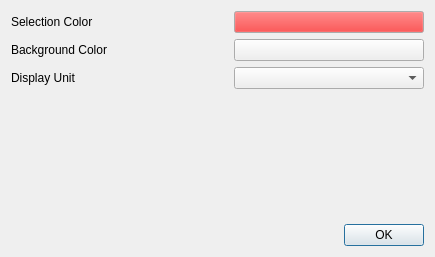
Above: src/preferencesdialog.ui from rockclimb/yasw-debian before the change. Below: the same form after it.
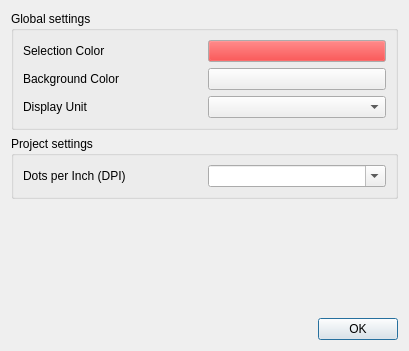
That is the form after the change.

Commit message: - Moved DPI into PreferencesDialog as this is a global project paramaeter needed by different filter. I assume the DPI is the same for the whole project, as the cropped image will always show a page of the same size.

Patch:
```diff
--- a/src/preferencesdialog.ui
+++ b/src/preferencesdialog.ui
@@ -23,28 +23,28 @@
    <rect>
     <x>0</x>
     <y>0</y>
-    <width>435</width>
-    <height>257</height>
+    <width>409</width>
+    <height>351</height>
    </rect>
   </property>
   <property name="windowTitle">
    <string>YASW Preferences</string>
   </property>
-  <layout class="QGridLayout" name="gridLayout_2">
-   <item row="4" column="1">
-    <spacer name="horizontalSpacer">
-     <property name="orientation">
-      <enum>Qt::Horizontal</enum>
+  <layout class="QVBoxLayout" name="verticalLayout">
+   <item>
+    <widget class="QGroupBox" name="groupBox">
+     <property name="title">
+      <string>Global settings</string>
      </property>
-     <property name="sizeHint" stdset="0">
-      <size>
-       <width>114</width>
-       <height>20</height>
-      </size>
-     </property>
-    </spacer>
-   </item>
-   <item row="0" column="2">
+     <layout class="QGridLayout" name="gridLayout">
+      <item row="0" column="0">
+       <widget class="QLabel" name="labelSelectColor">
+        <property name="text">
+         <string>Selection Color</string>
+        </property>
+       </widget>
+      </item>
+      <item row="0" column="1">
     <widget class="QPushButton" name="selectionColorButton">
      <property name="palette">
       <palette>
@@ -88,14 +88,60 @@
      </property>
     </widget>
    </item>
-   <item row="0" column="0" colspan="2">
-    <widget class="QLabel" name="labelSelectColor">
+      <item row="1" column="0">
+       <widget class="QLabel" name="labelBGColor">
      <property name="text">
-      <string>Selection Color</string>
+         <string>Background Color</string>
      </property>
     </widget>
    </item>
-   <item row="3" column="0">
+      <item row="1" column="1">
+       <widget class="QPushButton" name="backgroundColorButton">
+        <property name="text">
+         <string/>
+        </property>
+       </widget>
+      </item>
+      <item row="2" column="0">
+       <widget class="QLabel" name="labelUnit">
+        <property name="text">
+         <string>Display Unit</string>
+        </property>
+       </widget>
+      </item>
+      <item row="2" column="1">
+       <widget class="QComboBox" name="unit"/>
+      </item>
+     </layout>
+    </widget>
+   </item>
+   <item>
+    <widget class="QGroupBox" name="groupBox_2">
+     <property name="title">
+      <string>Project settings</string>
+     </property>
+     <layout class="QGridLayout" name="gridLayout_2">
+      <item row="0" column="0">
+       <widget class="QLabel" name="labelUnit_2">
+        <property name="text">
+         <string>Dots per Inch (DPI)</string>
+        </property>
+       </widget>
+      </item>
+      <item row="0" column="1">
+       <widget class="QComboBox" name="dpi">
+        <property name="styleSheet">
+         <string notr="true"/>
+        </property>
+        <property name="editable">
+         <bool>true</bool>
+        </property>
+       </widget>
+      </item>
+     </layout>
+    </widget>
+   </item>
+   <item>
     <spacer name="verticalSpacer">
      <property name="orientation">
       <enum>Qt::Vertical</enum>
@@ -108,17 +154,22 @@
      </property>
     </spacer>
    </item>
-   <item row="2" column="2">
-    <widget class="QComboBox" name="unit"/>
-   </item>
-   <item row="1" column="2">
-    <widget class="QPushButton" name="backgroundColorButton">
-     <property name="text">
-      <string/>
-     </property>
-    </widget>
-   </item>
-   <item row="4" column="2">
+   <item>
+    <layout class="QHBoxLayout" name="horizontalLayout">
+     <item>
+      <spacer name="horizontalSpacer">
+       <property name="orientation">
+        <enum>Qt::Horizontal</enum>
+       </property>
+       <property name="sizeHint" stdset="0">
+        <size>
+         <width>114</width>
+         <height>20</height>
+        </size>
+       </property>
+      </spacer>
+     </item>
+     <item>
     <widget class="QDialogButtonBox" name="buttonBox">
      <property name="orientation">
       <enum>Qt::Horizontal</enum>
@@ -128,20 +179,8 @@
      </property>
     </widget>
    </item>
-   <item row="1" column="0" colspan="2">
-    <widget class="QLabel" name="labelBGColor">
-     <property name="text">
-      <string>Background Color</string>
-     </property>
-    </widget>
+    </layout>
    </item>
-   <item row="2" column="0" colspan="2">
-    <widget class="QLabel" name="labelUnit">
-     <property name="text">
-      <string>Display Unit</string>
-     </property>
-    </widget>
-   </item>
   </layout>
   <zorder>labelSelectColor</zorder>
   <zorder>selectionColorButton</zorder>
```
Left out of the diff: 7 changed lines with no effect on the pictures. Lines whose indentation alone changed are shown as unchanged. The commit also changes 13 other files.
